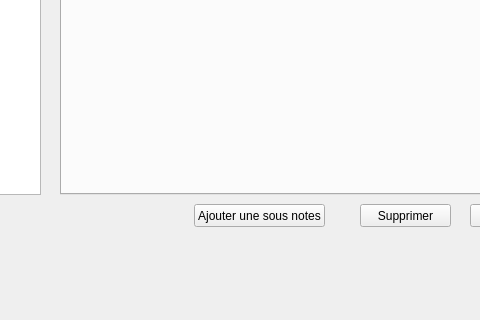
This is ProjetPriseDeNote/mainwindow.ui in Simobain/MotDit as Qt 5 draws it before an edit; both pictures show x 100 to 580 and y 182 to 502 of the 685 by 502 pixel window. The edited form follows.
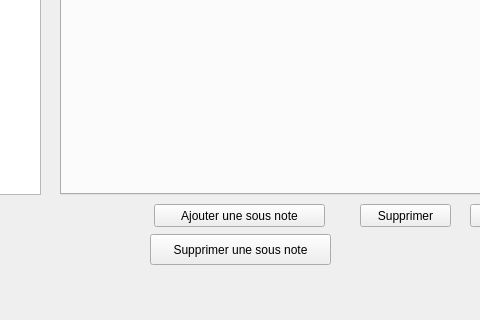
This is the edited form.

Commit message: La liste s'affiche mais le document ne se met pas à jour quand on supprime une sous note… Il faut que je trouve pourquoi Il me reste encore à supprimer la sous-note dans le fichier du document.

What changed in the file:
```diff
--- a/ProjetPriseDeNote/mainwindow.ui
+++ b/ProjetPriseDeNote/mainwindow.ui
@@ -102,14 +102,27 @@
    <widget class="QPushButton" name="ajout">
     <property name="geometry">
      <rect>
-      <x>294</x>
+      <x>254</x>
       <y>350</y>
-      <width>131</width>
+      <width>171</width>
       <height>23</height>
      </rect>
     </property>
     <property name="text">
-     <string>Ajouter une sous notes</string>
+     <string>Ajouter une sous note</string>
+    </property>
+   </widget>
+   <widget class="QPushButton" name="suppSous">
+    <property name="geometry">
+     <rect>
+      <x>250</x>
+      <y>380</y>
+      <width>181</width>
+      <height>31</height>
+     </rect>
+    </property>
+    <property name="text">
+     <string>Supprimer une sous note</string>
     </property>
    </widget>
   </widget>
```
Left out of the diff: 2 changed lines with no effect on the pictures. The commit also changes 5 other files.
